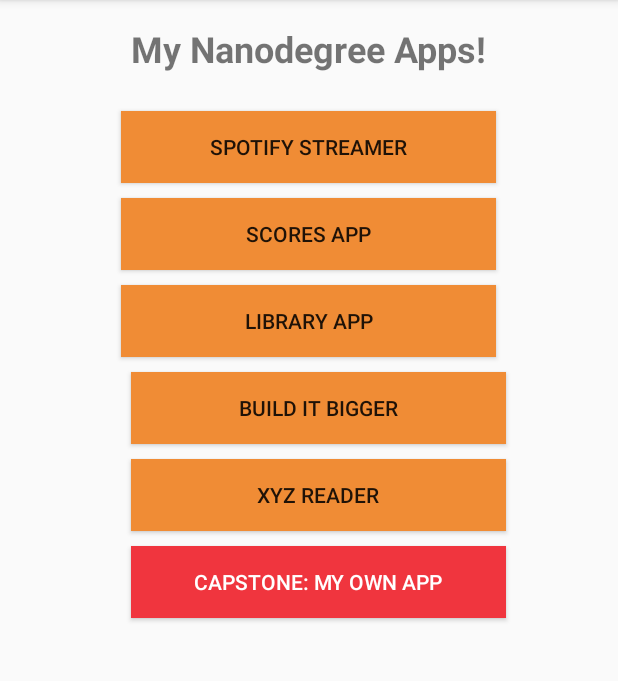
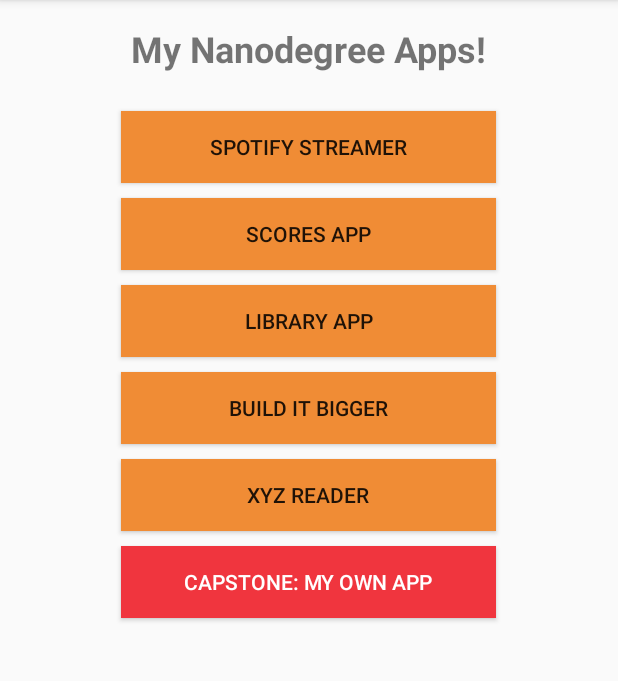
Before and after one commit to jeanmiles-plan9/MyAppPortfolio, an Android app: the screen it shows after launch (MainActivity), after a tap on "SPOTIFY STREAMER", on a phone screen of 412 x 824 dp, the part 84-765 px from its top. Run offline under Robolectric (Android 15) with nearby library versions, the phone set to English and light mode, and no system bars.

Commit message:
Project 0 - Add toast message based on button selected.

```diff
--- a/app/src/main/java/com/example/android/myappportfolio/app/MainActivity.java
+++ b/app/src/main/java/com/example/android/myappportfolio/app/MainActivity.java
@@ -3,9 +3,12 @@ package com.example.android.myappportfolio.app;
 import android.os.Bundle;
 import android.support.v7.app.AppCompatActivity;
 import android.support.v7.widget.Toolbar;
+import android.view.Gravity;
 import android.view.Menu;
 import android.view.MenuItem;
 import android.view.View;
+import android.widget.Button;
+import android.widget.Toast;
 
 public class MainActivity extends AppCompatActivity {
 
@@ -40,7 +43,13 @@ public class MainActivity extends AppCompatActivity {
     }
 
     // action method for all buttons on main view
+    // action:  show toast message showing what button was clicked
     public void showToastMessage(View view) {
-
+        String text = ((Button) view).getText().toString();
+        StringBuilder message = new StringBuilder("This button will launch ");
+        message.append(text);
+        Toast toast = Toast.makeText(getApplicationContext(), message, Toast.LENGTH_SHORT);
+        toast.setGravity(Gravity.BOTTOM, 0, 0);
+        toast.show();
     }
 }
--- a/app/src/main/res/layout/content_main.xml
+++ b/app/src/main/res/layout/content_main.xml
@@ -63,8 +63,7 @@
         android:id="@+id/build_it_bigger"
         android:background="#F08C35"
         android:layout_below="@+id/library_app"
-        android:layout_alignLeft="@+id/title"
-        android:layout_alignStart="@+id/title"
+        android:layout_centerHorizontal="true"
         android:layout_marginTop="10dp"
         android:onClick="showToastMessage" />
 
@@ -74,11 +73,10 @@
         android:text="@string/XYZ_READER"
         android:id="@+id/xyz_reader"
         android:background="#F08C35"
+        android:onClick="showToastMessage"
         android:layout_below="@+id/build_it_bigger"
-        android:layout_alignLeft="@+id/build_it_bigger"
-        android:layout_alignStart="@+id/build_it_bigger"
-        android:layout_marginTop="10dp"
-        android:onClick="showToastMessage" />
+        android:layout_centerHorizontal="true"
+        android:layout_marginTop="10dp" />
 
     <Button
         android:layout_width="250dp"
@@ -86,11 +84,10 @@
         android:text="@string/CAPSTONE_MY_OWN_APP"
         android:id="@+id/capstone_my_own_app"
         android:background="#f0353e"
-        android:layout_marginTop="10dp"
+        android:textColor="#ffffff"
+        android:onClick="showToastMessage"
         android:layout_below="@+id/xyz_reader"
-        android:layout_alignLeft="@+id/xyz_reader"
-        android:layout_alignStart="@+id/xyz_reader"
-        android:textColor="#ffffff"
-        android:onClick="showToastMessage" />
+        android:layout_centerHorizontal="true"
+        android:layout_marginTop="10dp" />
 
 </RelativeLayout>
```
